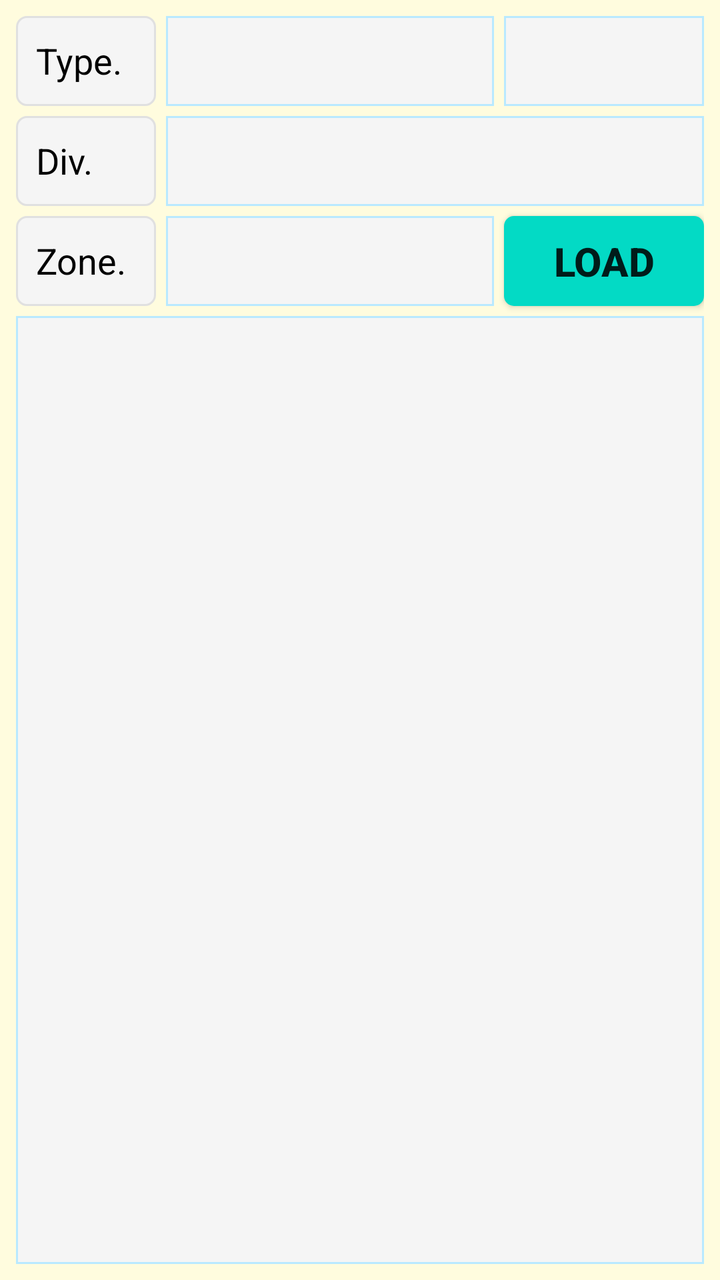
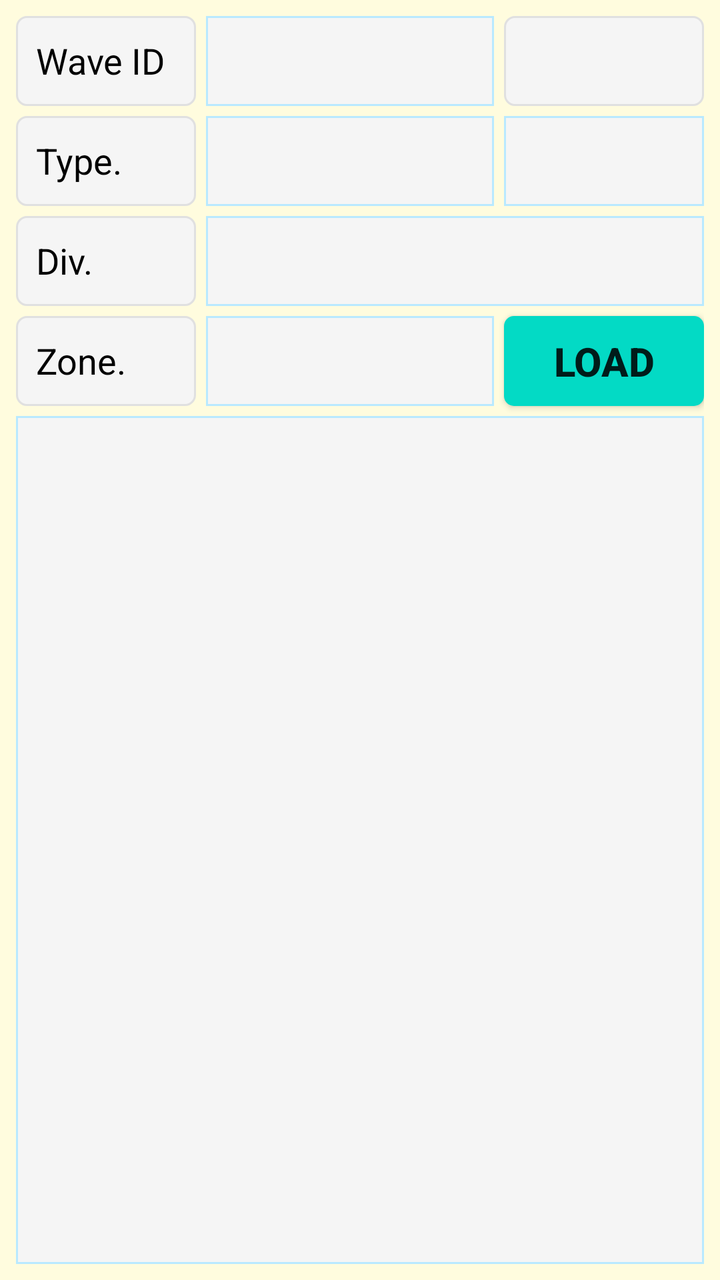

Before-and-after screenshots of an Android layout around one commit, followed by the original layout XML and the change that was made.
<!-- AndroidManifest.xml: application theme AppTheme -->
<!-- res/layout/fragment_bin_storage_wave_pick.xml -->
<?xml version="1.0" encoding="utf-8"?>
<FrameLayout xmlns:android="http://schemas.android.com/apk/res/android"
    xmlns:app="http://schemas.android.com/apk/res-auto"
    xmlns:tools="http://schemas.android.com/tools"
    android:layout_width="match_parent"
    android:layout_height="match_parent"
    android:background="@color/backColor"
    tools:context=".ui.binstoragewavepick.BinStorageWavePickFragment">

    <androidx.constraintlayout.widget.ConstraintLayout
        android:layout_width="match_parent"
        android:layout_height="match_parent"
        android:padding="8dp">

        <TextView
            android:id="@+id/TextView7"
            android:layout_width="70dp"
            android:layout_height="45dp"
            android:background="@drawable/et_custom"
            android:gravity="left"
            android:hint=""
            android:padding="10dp"
            android:text="Type."
            android:textColor="@color/coloBlack"
            android:textSize="18dp"
            app:layout_constraintStart_toStartOf="parent"
            app:layout_constraintTop_toTopOf="parent" />

        <TextView
            android:id="@+id/TextView8"
            android:layout_width="70dp"
            android:layout_height="45dp"
            android:layout_marginTop="5dp"
            android:background="@drawable/et_custom"
            android:gravity="left"
            android:hint=""
            android:padding="10dp"
            android:text="Div."
            android:textColor="@color/coloBlack"
            android:textSize="18dp"
            app:layout_constraintStart_toStartOf="parent"
            app:layout_constraintTop_toBottomOf="@+id/TextView7" />

        <TextView
            android:id="@+id/TextView1"
            android:layout_width="70dp"
            android:layout_height="45dp"
            android:layout_marginTop="5dp"
            android:background="@drawable/et_custom"
            android:gravity="left"
            android:hint=""
            android:padding="10dp"
            android:text="Zone."
            android:textColor="@color/coloBlack"
            android:textSize="18dp"
            app:layout_constraintStart_toStartOf="parent"
            app:layout_constraintTop_toBottomOf="@+id/TextView8" />

        <Spinner
            android:id="@+id/sp_bin_storage_wave_pick_type"
            android:layout_width="0dp"
            android:layout_height="45dp"
            android:layout_marginLeft="5dp"
            android:layout_marginRight="5dp"
            android:background="@drawable/et_custom_total"
            android:gravity="center"
            android:hint=""
            android:padding="8dp"
            android:textSize="18dp"
            app:layout_constraintEnd_toStartOf="@+id/sp_bin_storage_wave_pick_tote_type"
            app:layout_constraintHorizontal_bias="0.277"
            app:layout_constraintStart_toEndOf="@+id/TextView7"
            app:layout_constraintTop_toTopOf="parent" />

        <Spinner
            android:id="@+id/sp_bin_storage_wave_pick_div"
            android:layout_width="0dp"
            android:layout_height="45dp"
            android:layout_marginLeft="5dp"
            android:background="@drawable/et_custom_total"
            android:gravity="center"
            android:hint=""
            android:padding="8dp"
            android:textSize="18dp"
            app:layout_constraintEnd_toEndOf="parent"
            app:layout_constraintStart_toEndOf="@+id/TextView7"
            app:layout_constraintTop_toTopOf="@+id/TextView8" />

        <Spinner
            android:id="@+id/sp_bin_storage_wave_pick_tote_type"
            android:layout_width="100dp"
            android:layout_height="45dp"
            android:background="@drawable/et_custom_total"
            android:gravity="center"
            android:hint=""
            android:padding="8dp"
            android:textSize="18dp"
            app:layout_constraintEnd_toEndOf="parent"
            app:layout_constraintTop_toTopOf="parent" />

        <Spinner
            android:id="@+id/sp_bin_storage_wave_pick_rack"
            android:layout_width="0dp"
            android:layout_height="45dp"
            android:layout_marginLeft="5dp"
            android:layout_marginRight="5dp"
            android:background="@drawable/et_custom_total"
            android:gravity="center"
            android:hint=""
            android:padding="8dp"
            android:textSize="18dp"
            app:layout_constraintEnd_toStartOf="@+id/bt_bin_storage_wave_pick_load"
            app:layout_constraintStart_toEndOf="@+id/TextView1"
            app:layout_constraintTop_toTopOf="@+id/TextView1" />

        <Button
            android:id="@+id/bt_bin_storage_wave_pick_load"
            android:layout_width="100dp"
            android:layout_height="0dp"
            android:background="@drawable/btn_custom1"
            android:text="LOAD"
            android:textAllCaps="false"
            android:textSize="20sp"
            android:textStyle="bold"
            app:layout_constraintBottom_toBottomOf="@+id/sp_bin_storage_wave_pick_rack"
            app:layout_constraintEnd_toEndOf="parent"
            app:layout_constraintTop_toTopOf="@+id/sp_bin_storage_wave_pick_rack"
            tools:ignore="TouchTargetSizeCheck" />

        <ListView
            android:id="@+id/lv_bin_storage_wave_pick_details"
            android:layout_width="0dp"
            android:layout_height="0dp"
            android:layout_marginTop="5dp"
            android:background="@drawable/et_custom_total"
            app:layout_constraintBottom_toBottomOf="parent"
            app:layout_constraintEnd_toEndOf="parent"
            app:layout_constraintHorizontal_bias="0.0"
            app:layout_constraintStart_toStartOf="parent"
            app:layout_constraintTop_toBottomOf="@+id/TextView1"
            app:layout_constraintVertical_bias="1.0" />

    </androidx.constraintlayout.widget.ConstraintLayout>


</FrameLayout>
<!-- resources referenced by this layout -->
<resources>
  <color name="backColor">#FFFCDE</color>
  <color name="coloBlack">#000000</color>
  <!-- drawable btn_custom1 (drawable) -->
  <?xml version="1.0" encoding="utf-8"?>
  <shape xmlns:android="http://schemas.android.com/apk/res/android"
      android:padding="10dp"
      android:shape="rectangle" >
  
      <solid android:color="@color/colorBtn" />
  
      <corners
          android:bottomLeftRadius="5dp"
          android:bottomRightRadius="5dp"
          android:topLeftRadius="5dp"
          android:topRightRadius="5dp" />
  
  </shape>
  <!-- drawable et_custom (drawable) -->
  <?xml version="1.0" encoding="utf-8"?>
  <shape xmlns:android="http://schemas.android.com/apk/res/android"
      android:padding="10dp"
      android:shape="rectangle" >
  
      <solid android:color="#f5f5f5" />
  
      <stroke
          android:width="1dp"
          android:color="#e0e0e0" />
  
      <corners
          android:bottomLeftRadius="5dp"
          android:bottomRightRadius="5dp"
          android:topLeftRadius="5dp"
          android:topRightRadius="5dp" />
  
  </shape>
  <!-- drawable et_custom_total (drawable) -->
  <?xml version="1.0" encoding="utf-8"?>
  <shape xmlns:android="http://schemas.android.com/apk/res/android"
      android:padding="10dp"
      android:shape="rectangle" >
  
      <solid android:color="#f5f5f5" />
  
      <stroke
          android:width="1dp"
          android:color="#B9E9FF" />
  
      <corners
          android:bottomLeftRadius="0dp"
          android:bottomRightRadius="0dp"
          android:topLeftRadius="0dp"
          android:topRightRadius="0dp" />
  
  </shape>
  <style name="AppTheme" parent="Theme.AppCompat.Light.NoActionBar">
          
          <item name="colorPrimary">@color/colorPrimary</item>
          <item name="colorPrimaryDark">@color/colorPrimaryDark</item>
          <item name="colorAccent">@color/colorAccent</item>
      </style>
  <color name="colorBtn">#03DAC5</color>
  <color name="colorPrimary">#ffb200</color>
  <color name="colorPrimaryDark">#ffb200</color>
  <color name="colorAccent">#000000</color>
</resources>

<!-- the commit's change to res/layout/fragment_bin_storage_wave_pick.xml (unified diff, before → after) -->
@@ -13,9 +13,55 @@
         android:padding="8dp">
 
         <TextView
+            android:id="@+id/TextView10"
+            android:layout_width="90dp"
+            android:layout_height="45dp"
+            android:background="@drawable/et_custom"
+            android:gravity="left"
+            android:hint=""
+            android:padding="10dp"
+            android:text="Wave ID"
+            android:textColor="@color/coloBlack"
+            android:textSize="18dp"
+            app:layout_constraintStart_toStartOf="parent"
+            app:layout_constraintTop_toTopOf="parent" />
+
+        <Spinner
+            android:id="@+id/sp_bin_storage_wave_pick_wave_id"
+            android:layout_width="0dp"
+            android:layout_height="45dp"
+            android:layout_marginLeft="5dp"
+            android:layout_marginRight="5dp"
+            android:background="@drawable/et_custom_total"
+            android:gravity="center"
+            android:hint=""
+            android:padding="8dp"
+            android:textSize="18dp"
+            app:layout_constraintEnd_toStartOf="@+id/tv_bin_storage_wave_pick_wave_id_percentage"
+            app:layout_constraintHorizontal_bias="0.277"
+            app:layout_constraintStart_toEndOf="@+id/TextView10"
+            app:layout_constraintTop_toTopOf="@+id/TextView10" />
+
+
+        <TextView
+            android:id="@+id/tv_bin_storage_wave_pick_wave_id_percentage"
+            android:layout_width="100dp"
+            android:layout_height="45dp"
+            android:background="@drawable/et_custom"
+            android:gravity="left"
+            android:hint=""
+            android:padding="10dp"
+            android:text=""
+            android:textColor="@color/coloBlack"
+            android:textSize="18dp"
+            app:layout_constraintEnd_toEndOf="parent"
+            app:layout_constraintTop_toTopOf="parent" />
+
+        <TextView
             android:id="@+id/TextView7"
-            android:layout_width="70dp"
+            android:layout_width="90dp"
             android:layout_height="45dp"
+            android:layout_marginTop="5dp"
             android:background="@drawable/et_custom"
             android:gravity="left"
             android:hint=""
@@ -24,11 +70,11 @@
             android:textColor="@color/coloBlack"
             android:textSize="18dp"
             app:layout_constraintStart_toStartOf="parent"
-            app:layout_constraintTop_toTopOf="parent" />
+            app:layout_constraintTop_toBottomOf="@+id/TextView10" />
 
         <TextView
             android:id="@+id/TextView8"
-            android:layout_width="70dp"
+            android:layout_width="90dp"
             android:layout_height="45dp"
             android:layout_marginTop="5dp"
             android:background="@drawable/et_custom"
@@ -43,7 +89,7 @@
 
         <TextView
             android:id="@+id/TextView1"
-            android:layout_width="70dp"
+            android:layout_width="90dp"
             android:layout_height="45dp"
             android:layout_marginTop="5dp"
             android:background="@drawable/et_custom"
@@ -70,7 +116,7 @@
             app:layout_constraintEnd_toStartOf="@+id/sp_bin_storage_wave_pick_tote_type"
             app:layout_constraintHorizontal_bias="0.277"
             app:layout_constraintStart_toEndOf="@+id/TextView7"
-            app:layout_constraintTop_toTopOf="parent" />
+            app:layout_constraintTop_toTopOf="@+id/TextView7" />
 
         <Spinner
             android:id="@+id/sp_bin_storage_wave_pick_div"
@@ -83,7 +129,7 @@
             android:padding="8dp"
             android:textSize="18dp"
             app:layout_constraintEnd_toEndOf="parent"
-            app:layout_constraintStart_toEndOf="@+id/TextView7"
+            app:layout_constraintStart_toEndOf="@+id/TextView8"
             app:layout_constraintTop_toTopOf="@+id/TextView8" />
 
         <Spinner
@@ -96,7 +142,7 @@
             android:padding="8dp"
             android:textSize="18dp"
             app:layout_constraintEnd_toEndOf="parent"
-            app:layout_constraintTop_toTopOf="parent" />
+            app:layout_constraintTop_toTopOf="@+id/TextView7" />
 
         <Spinner
             android:id="@+id/sp_bin_storage_wave_pick_rack"
